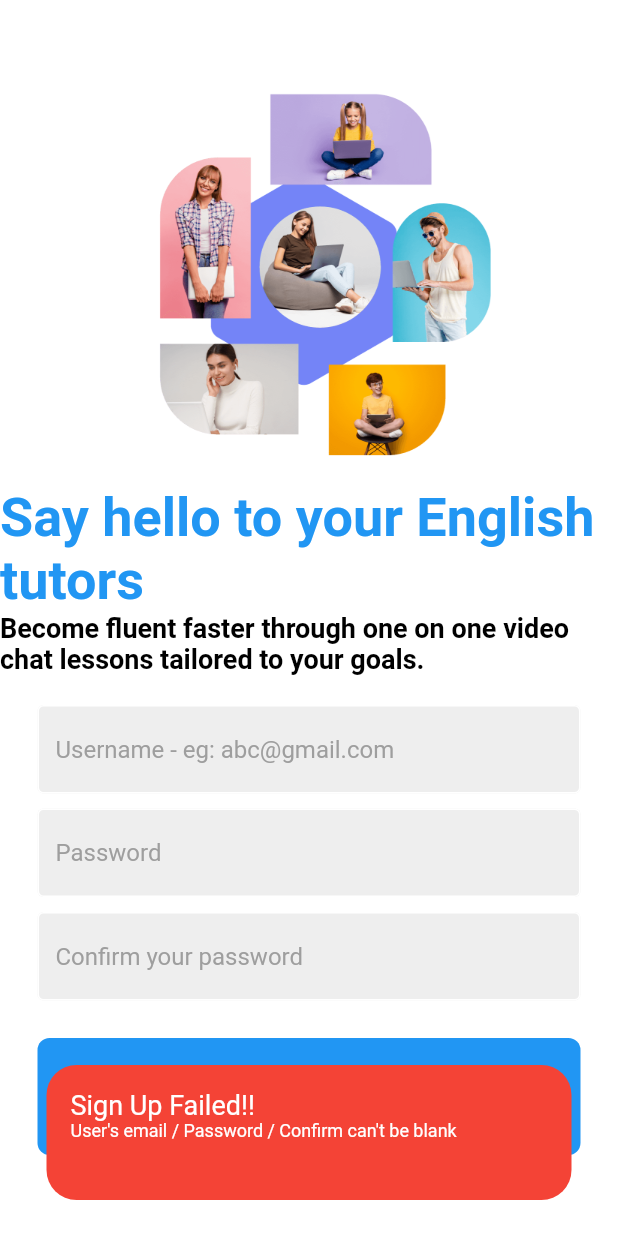
After one commit to tearecoil/lettutor20120205, a Flutter app: the SignUpPage screen opened by its route, after a tap on "SIGN UP", on a phone screen of 412 x 824 dp. The commit adds this screen. Run offline on Flutter 3.47's test engine with Material 2 defaults, Android fonts, the phone set to English and light mode, and no system bars.

Commit message:
signup check

```diff
--- a/lib/app.dart
+++ b/lib/app.dart
@@ -11,6 +11,7 @@ import 'package:lettutor20120205/detail-courses-widgets/courses_info.dart';
 import 'package:lettutor20120205/homescreens-widgets/tutor_profile.dart';
 import 'package:lettutor20120205/intro-screens/login.dart';
 import 'package:lettutor20120205/intro-screens/menu.dart';
+import 'package:lettutor20120205/intro-screens/signup.dart';
 import 'package:lettutor20120205/video-call/video_call.dart';
 
 class MyApp extends StatelessWidget {
@@ -25,6 +26,8 @@ class MyApp extends StatelessWidget {
           switch (settings.name) {
             case "/login":
               return MaterialPageRoute(builder: (context) => MainLogin());
+            case "/signup":
+              return MaterialPageRoute(builder: (context) => SignUpPage());
             case "/home":
               return MaterialPageRoute(builder: (context) => const MainMenu());
             case "/tutorpro":
--- a/lib/intro-screens/login.dart
+++ b/lib/intro-screens/login.dart
@@ -47,16 +47,14 @@ class _MainLoginState extends State<MainLogin> {
                       color: Colors.black)),
               const SizedBox(height: 20),
 
-              // username textfield
               MyTextField(
                 controller: usernameController,
-                hintText: 'Username',
+                hintText: 'Username - eg: abc@gmail.com',
                 obscureText: false,
               ),
 
               const SizedBox(height: 10),
 
-              // password textfield
               MyTextField(
                 controller: passwordController,
                 hintText: 'Password',
@@ -134,8 +132,6 @@ class _MainLoginState extends State<MainLogin> {
               ),
 
               const SizedBox(height: 50),
-
-              // not a member? register now
               Row(
                 mainAxisAlignment: MainAxisAlignment.center,
                 children: [
@@ -144,13 +140,24 @@ class _MainLoginState extends State<MainLogin> {
                     style: TextStyle(color: Colors.grey[700]),
                   ),
                   const SizedBox(width: 4),
-                  const Text(
-                    'Sign up',
-                    style: TextStyle(
-                      color: Colors.blue,
-                      fontWeight: FontWeight.bold,
-                    ),
-                  ),
+                  GestureDetector(
+                      child: Text(
+                        "Sign up",
+                        style: TextStyle(
+                          color: Colors.blue,
+                          fontWeight: FontWeight.bold,
+                        ),
+                      ),
+                      onTap: () {
+                        Navigator.popAndPushNamed(context, "/signup");
+                      }),
+                  // const Text(
+                  //   'Sign up',
+                  //   style: TextStyle(
+                  //     color: Colors.blue,
+                  //     fontWeight: FontWeight.bold,
+                  //   ),
+                  // ),
                 ],
               )
             ],
--- /dev/null
+++ b/lib/intro-screens/signup.dart
@@ -0,0 +1,196 @@
+import 'package:flutter/material.dart';
+import 'package:lettutor20120205/components/my_button.dart';
+import 'package:lettutor20120205/components/my_textfield.dart';
+
+class SignUpPage extends StatefulWidget {
+  const SignUpPage({super.key});
+
+  @override
+  State<SignUpPage> createState() => _SignUpPageState();
+}
+
+class _SignUpPageState extends State<SignUpPage> {
+  final usernameController = TextEditingController();
+  final passwordController = TextEditingController();
+  final confirmpassController = TextEditingController();
+
+  void signupCheck() {
+    if (usernameController.text.isEmpty ||
+        passwordController.text.isEmpty ||
+        confirmpassController.text.isEmpty) {
+      ScaffoldMessenger.of(context).showSnackBar(
+        SnackBar(
+          content: Container(
+            padding: EdgeInsets.all(16),
+            height: 90,
+            decoration: BoxDecoration(
+              color: Colors.red,
+              borderRadius: BorderRadius.all(Radius.circular(20)),
+            ),
+            child: Column(
+              crossAxisAlignment: CrossAxisAlignment.start,
+              children: [
+                Text(
+                  "Sign Up Failed!!",
+                  style: TextStyle(
+                    fontSize: 18,
+                    color: Colors.white,
+                  ),
+                ),
+                Text(
+                  "User's email / Password / Confirm can't be blank",
+                  style: TextStyle(
+                    fontSize: 12,
+                    color: Colors.white,
+                  ),
+                  maxLines: 2,
+                  overflow: TextOverflow.ellipsis,
+                ),
+              ],
+            ),
+          ),
+          behavior: SnackBarBehavior.floating,
+          backgroundColor: Colors.transparent,
+          elevation: 0,
+        ),
+      );
+    } else {
+      if (confirmpassController.text.trim() == passwordController.text.trim()) {
+        ScaffoldMessenger.of(context).showSnackBar(
+          SnackBar(
+            content: Container(
+              padding: EdgeInsets.all(16),
+              height: 90,
+              decoration: BoxDecoration(
+                color: Colors.green,
+                borderRadius: BorderRadius.all(Radius.circular(20)),
+              ),
+              child: Column(
+                crossAxisAlignment: CrossAxisAlignment.start,
+                children: [
+                  Text(
+                    "YESSSS!!",
+                    style: TextStyle(
+                      fontSize: 18,
+                      color: Colors.white,
+                    ),
+                  ),
+                  Text(
+                    "Sign up successfully",
+                    style: TextStyle(
+                      fontSize: 12,
+                      color: Colors.white,
+                    ),
+                    maxLines: 2,
+                    overflow: TextOverflow.ellipsis,
+                  ),
+                ],
+              ),
+            ),
+            behavior: SnackBarBehavior.floating,
+            backgroundColor: Colors.transparent,
+            elevation: 0,
+          ),
+        );
+        Navigator.popAndPushNamed(context, "/login");
+      } else {
+        ScaffoldMessenger.of(context).showSnackBar(
+          SnackBar(
+            content: Container(
+              padding: EdgeInsets.all(16),
+              height: 90,
+              decoration: BoxDecoration(
+                color: Colors.red,
+                borderRadius: BorderRadius.all(Radius.circular(20)),
+              ),
+              child: Column(
+                crossAxisAlignment: CrossAxisAlignment.start,
+                children: [
+                  Text(
+                    "Sign Up Failed!!",
+                    style: TextStyle(
+                      fontSize: 18,
+                      color: Colors.white,
+                    ),
+                  ),
+                  Text(
+                    "Password and Confirm aren't the same",
+                    style: TextStyle(
+                      fontSize: 12,
+                      color: Colors.white,
+                    ),
+                    maxLines: 2,
+                    overflow: TextOverflow.ellipsis,
+                  ),
+                ],
+              ),
+            ),
+            behavior: SnackBarBehavior.floating,
+            backgroundColor: Colors.transparent,
+            elevation: 0,
+          ),
+        );
+      }
+    }
+  }
+
+  @override
+  Widget build(BuildContext context) {
+    return Scaffold(
+      resizeToAvoidBottomInset: false,
+      backgroundColor: Colors.white,
+      body: SafeArea(
+        child: Center(
+          child: Column(
+            mainAxisAlignment: MainAxisAlignment.center,
+            children: [
+              Image.asset(
+                'assets/images/login_bg.png',
+                width: 250,
+                height: 250,
+                fit: BoxFit.cover,
+              ),
+              const SizedBox(height: 20),
+              const Text('Say hello to your English tutors',
+                  style: TextStyle(
+                      fontWeight: FontWeight.bold,
+                      fontSize: 36,
+                      color: Colors.blue)),
+              const Text(
+                  'Become fluent faster through one on one video chat lessons tailored to your goals.',
+                  style: TextStyle(
+                      fontWeight: FontWeight.bold,
+                      fontSize: 18,
+                      color: Colors.black)),
+              const SizedBox(height: 20),
+              MyTextField(
+                controller: usernameController,
+                hintText: 'Username - eg: abc@gmail.com',
+                obscureText: false,
+              ),
+              const SizedBox(height: 10),
+              MyTextField(
+                controller: passwordController,
+                hintText: 'Password',
+                obscureText: true,
+              ),
+              const SizedBox(height: 10),
+              MyTextField(
+                controller: confirmpassController,
+                hintText: 'Confirm your password',
+                obscureText: true,
+              ),
+              const SizedBox(height: 25),
+              MyButton(
+                text: "SIGN UP",
+                onTap: () {
+                  signupCheck();
+                },
+              ),
+            ],
+          ),
+        ),
+      ),
+    );
+  }
+}
```
